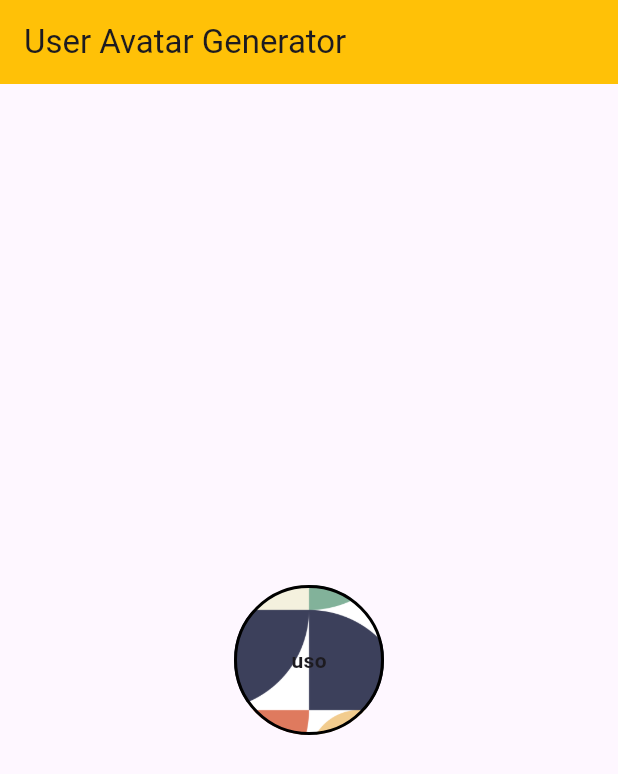
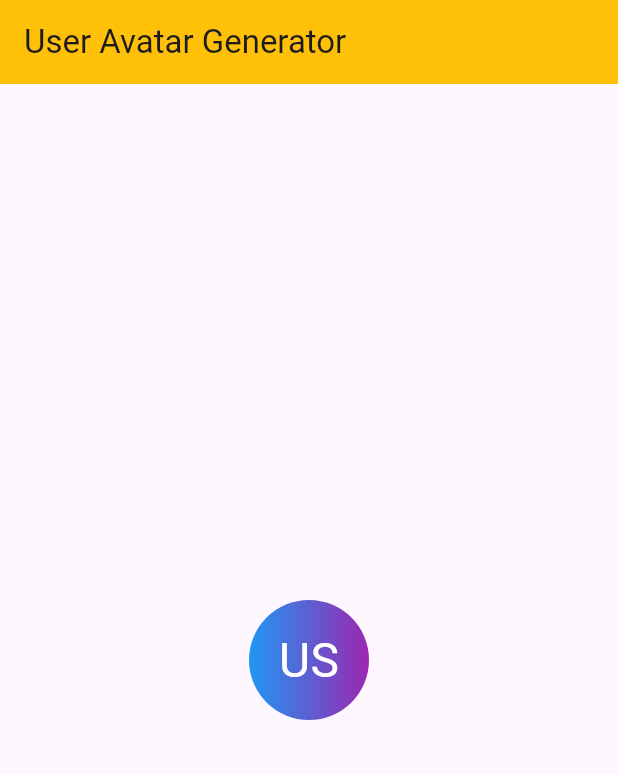
Before and after one commit to hashimsaffarini/User_Avatar_Generator, a Flutter app: the screen it shows after launch, on a phone screen of 412 x 824 dp. Shown: the top 774 px of the screen. Run offline on Flutter 3.47's test engine with Material 3 defaults, Android fonts, the phone set to English and light mode, and no system bars; our stand-ins replace google_fonts.

Commit message:
Update on user avatar generator widget , and variables , and import and export to the files

```diff
--- a/example/lib/main.dart
+++ b/example/lib/main.dart
@@ -28,21 +28,18 @@ class HomePage extends StatelessWidget {
         backgroundColor: Colors.amber,
         title: const Text('User Avatar Generator'),
       ),
-      body: Column(
+      body: const Column(
         mainAxisAlignment: MainAxisAlignment.center,
         children: [
           Center(
             child: UserAvatarGenerator(
-              generatedText: 'United States of America',
-              avatarHeight: 200.0,
-              avatarWidth: 100.0,
-              numberOfCharacters: 3,
-              isUpperCase: false,
-              backgroundColor: Colors.red,
-              textColor: Colors.white,
-              backgroundStyle: AvatarBackgroundStyle.style1,
-              textStyle: const TextStyle(fontWeight: FontWeight.bold),
-              border: Border.all(color: Colors.black, width: 2.0),
+              text: 'United States of America',
+              fontStyle: AvatarFontStyles.font1,
+              avatarSize: 80,
+              textStyle: TextStyle(
+                fontSize: 50,
+              ),
+              backgroundGradientEnum: AvatarBackgroundGradient.bluePurple,
             ),
           ),
         ],
--- /dev/null
+++ b/lib/core/imports.dart
@@ -0,0 +1,9 @@
+library user_avatar_generator;
+
+export 'package:user_avatar_generator/models/gradients_model.dart';
+
+export 'package:user_avatar_generator/models/fonts_model.dart';
+
+export 'package:user_avatar_generator/models/backgrounds_model.dart';
+
+export 'package:user_avatar_generator/user_avatar_generator.dart';
--- a/lib/models/backgrounds_model.dart
+++ b/lib/models/backgrounds_model.dart
@@ -1,7 +1,5 @@
-class AvatarBackgrounds {
-  static const String background1 = 'assets/svgs/background1.svg';
-
-  static const List<String> allBackgrounds = [
-    background1,
-  ];
+enum AvatarBackgroundStyle {
+  style1,
+  style2,
+  style3,
 }
--- /dev/null
+++ b/lib/models/fonts_model.dart
@@ -0,0 +1,5 @@
+enum AvatarFontStyles {
+  font1,
+  font2,
+  font3,
+}
--- /dev/null
+++ b/lib/models/gradients_model.dart
@@ -0,0 +1,35 @@
+import 'package:flutter/material.dart';
+
+enum AvatarBackgroundGradient {
+  bluePurple,
+  redOrange,
+  greenYellow,
+  pinkBlue,
+}
+
+extension AvatarBackgroundGradientExtension on AvatarBackgroundGradient {
+  Gradient get gradient {
+    switch (this) {
+      case AvatarBackgroundGradient.bluePurple:
+        return const LinearGradient(
+          colors: [Colors.blue, Colors.purple],
+        );
+      case AvatarBackgroundGradient.redOrange:
+        return const LinearGradient(
+          colors: [Colors.red, Colors.orange],
+        );
+      case AvatarBackgroundGradient.greenYellow:
+        return const LinearGradient(
+          colors: [Colors.green, Colors.yellow],
+        );
+      case AvatarBackgroundGradient.pinkBlue:
+        return const LinearGradient(
+          colors: [Colors.pink, Colors.blue],
+        );
+      default:
+        return const LinearGradient(
+          colors: [Colors.grey, Colors.black],
+        );
+    }
+  }
+}
--- a/lib/user_avatar_generator.dart
+++ b/lib/user_avatar_generator.dart
@@ -1,107 +1,70 @@
 library user_avatar_generator;
 
 import 'package:flutter/material.dart';
+import 'package:google_fonts/google_fonts.dart';
+import 'package:user_avatar_generator/core/imports.dart';
 
-enum AvatarBackgroundStyle {
-  style1,
-  style2,
-  style3,
-}
+export 'package:user_avatar_generator/core/imports.dart';
 
 class UserAvatarGenerator extends StatelessWidget {
-  final String? generatedText; // The text to be generated (e.g., initials)
-  final String? readyText; // Predefined text that can be used directly
-  final double? avatarHeight; // Height of the avatar widget
-  final double? avatarWidth; // Width of the avatar widget
-  final AvatarBackgroundStyle? backgroundStyle; // Enum for background style
-  final Color? backgroundColor; // Background color of the avatar
-  final String? backgroundImagePath; // Path to the background image
-  final Color textColor; // Color of the text inside the avatar
-  final TextStyle? textStyle; // Custom text style for the avatar text
-  final BoxShape avatarShape; // Shape of the avatar (e.g., circle or rectangle)
-  final BoxBorder? border; // Border for the avatar
-  final double? textSize; // Size of the text inside the avatar
-  final Alignment textAlignment; // Alignment of the text within the avatar
-  final bool
-      isUpperCase; // Whether the initials should be uppercase or lowercase
-  final int
-      numberOfCharacters; // Number of characters to include in the initials
+  // Avatar appearance
+  final double? avatarSize;
+  final BoxShape avatarShape;
+  final BorderRadius? borderRadius;
+  final BoxBorder? border;
+  final Color backgroundColor;
+  final AvatarBackgroundGradient?
+      backgroundGradientEnum; // New: Enum for gradient
+  final String? backgroundImage;
+
+  // Text appearance
+  final String? initials;
+  final String? text;
+  final TextStyle? textStyle;
+  final Alignment textAlignment;
+  final bool isUpperCase;
+  final int numberOfCharacters;
+  final AvatarFontStyles? fontStyle;
+
+  // Interaction
+  final void Function()? onTap;
 
   const UserAvatarGenerator({
     super.key,
-    this.generatedText,
-    this.readyText,
-    this.avatarHeight,
-    this.avatarWidth,
-    this.backgroundStyle, // Selected background style
+    this.avatarSize,
+    this.avatarShape = BoxShape.circle,
+    this.borderRadius,
+    this.border,
     this.backgroundColor = Colors.blue,
-    this.backgroundImagePath,
-    this.textColor = Colors.white,
+    this.backgroundGradientEnum,
+    this.backgroundImage,
+    this.initials,
+    this.text,
     this.textStyle,
-    this.avatarShape = BoxShape.circle,
-    this.border,
-    this.textSize,
     this.textAlignment = Alignment.center,
     this.isUpperCase = true,
     this.numberOfCharacters = 2,
+    this.onTap,
+    this.fontStyle,
   });
-
-  // Function to generate initials from the full name
-  String generateInitials(String fullName,
-      {bool isUpperCase = true, int numberOfCharacters = 2}) {
-    List<String> names = fullName.trim().split(RegExp(r'\s+'));
-    String initials = names.map((name) => name[0]).join();
-
-    if (initials.length > numberOfCharacters) {
-      initials = initials.substring(0, numberOfCharacters);
-    }
-
-    return isUpperCase ? initials.toUpperCase() : initials.toLowerCase();
-  }
-
-  // Function to determine the background image based on the selected style
-  String? _getBackgroundImage() {
-    final backgroundImages = {
-      AvatarBackgroundStyle.style1: 'lib/assets/images/back1.jpg',
-    };
-
-    return backgroundStyle != null
-        ? backgroundImages[backgroundStyle]
-        : backgroundImagePath;
-  }
-
-  // Function to get the text to display
-  String _getText() {
-    if (readyText != null) {
-      return readyText!;
-    } else if (generatedText != null) {
-      return generateInitials(generatedText!,
-          isUpperCase: isUpperCase, numberOfCharacters: numberOfCharacters);
-    } else {
-      return '';
-    }
-  }
 
   @override
   Widget build(BuildContext context) {
-    final screenWidth = MediaQuery.of(context).size.width;
-    final screenHeight = MediaQuery.of(context).size.height;
-
-    final double calculatedAvatarHeight = avatarHeight ?? screenHeight * 0.1;
-    final double calculatedAvatarWidth = avatarWidth ?? screenWidth * 0.2;
-    final double calculatedTextSize = textSize ?? calculatedAvatarHeight * 0.4;
-
-    return Container(
-      width: calculatedAvatarWidth,
-      height: calculatedAvatarHeight,
+    return GestureDetector(
+      onTap: onTap,
+      child: Container(
+        width: avatarSize ?? MediaQuery.of(context).size.width * 0.2,
+        height: avatarSize ?? MediaQuery.of(context).size.height * 0.1,
         decoration: BoxDecoration(
           color: backgroundColor,
+          gradient:
+              backgroundGradientEnum?.gradient, // Use the enum to get gradient
           shape: avatarShape,
           border: border,
-        image: _getBackgroundImage() != null
+          image: backgroundImage != null
               ? DecorationImage(
                   image: AssetImage(
-                  _getBackgroundImage()!,
+                    backgroundImage!,
                     package: 'user_avatar_generator',
                   ),
                   fit: BoxFit.cover,
@@ -112,13 +75,38 @@ class UserAvatarGenerator extends StatelessWidget {
           alignment: textAlignment,
           child: Text(
             _getText(),
-          style: textStyle ??
-              TextStyle(
-                color: textColor,
-                fontSize: calculatedTextSize,
+            style: _getTextStyle(),
           ),
         ),
       ),
     );
   }
+
+  String _getText() {
+    return initials ?? _generateInitials(text ?? '');
   }
+
+  String _generateInitials(String fullName) {
+    List<String> names = fullName.trim().split(RegExp(r'\s+'));
+    String initials = names.map((name) => name[0]).join();
+    return isUpperCase
+        ? initials.substring(0, numberOfCharacters).toUpperCase()
+        : initials.substring(0, numberOfCharacters).toLowerCase();
+  }
+
+  TextStyle _getTextStyle() {
+    final fontStyles = {
+      AvatarFontStyles.font1: GoogleFonts.protestGuerrilla(),
+      AvatarFontStyles.font2: GoogleFonts.roboto(),
+      AvatarFontStyles.font3: GoogleFonts.robotoMono(),
+    };
+
+    return (textStyle ??
+            fontStyles[fontStyle] ??
+            GoogleFonts.roboto().copyWith(fontSize: avatarSize ?? 20.0))
+        .copyWith(
+      fontSize: avatarSize != null ? avatarSize! * 0.4 : 20.0,
+      color: textStyle?.color ?? Colors.white,
+    );
+  }
+}
--- a/pubspec.yaml
+++ b/pubspec.yaml
@@ -11,6 +11,7 @@ dependencies:
   flutter:
     sdk: flutter
   flutter_svg: ^2.0.10+1
+  google_fonts: ^6.2.1
 
 dev_dependencies:
   flutter_lints: ^4.0.0
```
Also changed, not shown: example/pubspec.lock, 12 other files. Lines whose indentation alone changed are shown as unchanged.
